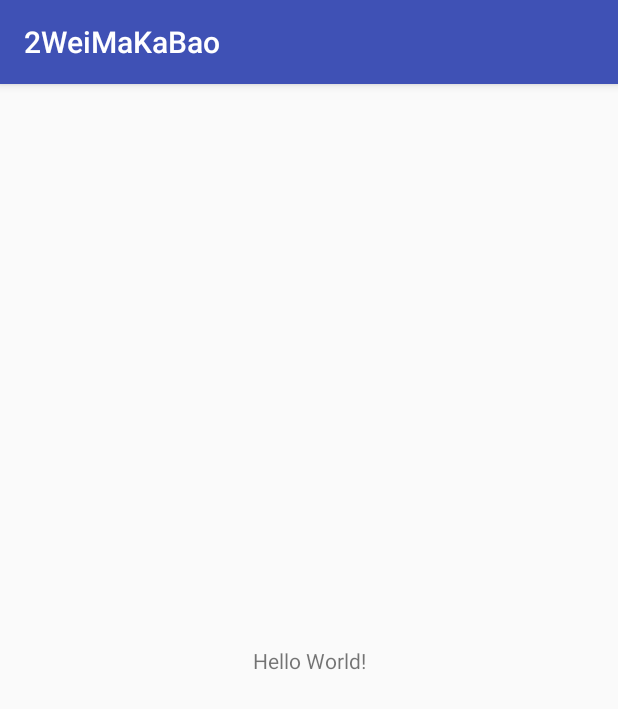
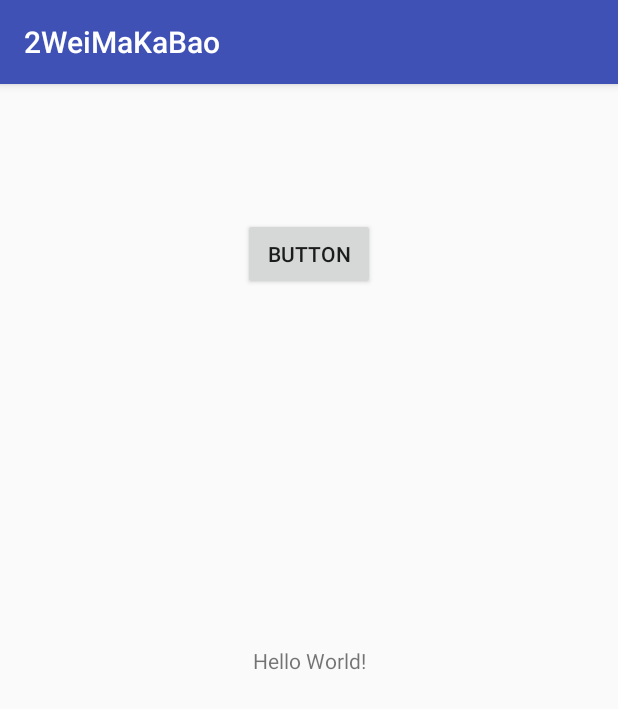
Before and after one commit to Xiao-pei/2WeiMaKaBao, an Android app: the screen it shows after launch (MainActivity), on a phone screen of 412 x 824 dp. Shown: the top 709 px of the screen. Run offline under Robolectric (Android 15) with nearby library versions, the phone set to English and light mode, and no system bars.

Commit message:
Test commit

```diff
--- a/app/src/main/res/layout/activity_main.xml
+++ b/app/src/main/res/layout/activity_main.xml
@@ -14,6 +14,17 @@
             app:layout_constraintBottom_toBottomOf="parent"
             app:layout_constraintLeft_toLeftOf="parent"
             app:layout_constraintRight_toRightOf="parent"
-            app:layout_constraintTop_toTopOf="parent"/>
+            app:layout_constraintTop_toTopOf="parent"
+            android:id="@+id/textView"/>
+
+    <Button
+            android:text="Button"
+            android:layout_width="wrap_content"
+            android:layout_height="wrap_content"
+            android:id="@+id/button"
+            app:layout_constraintTop_toTopOf="parent"
+            app:layout_constraintStart_toStartOf="parent"
+            android:layout_marginTop="89dp"
+            app:layout_constraintEnd_toEndOf="parent"/>
 
 </android.support.constraint.ConstraintLayout>
```
